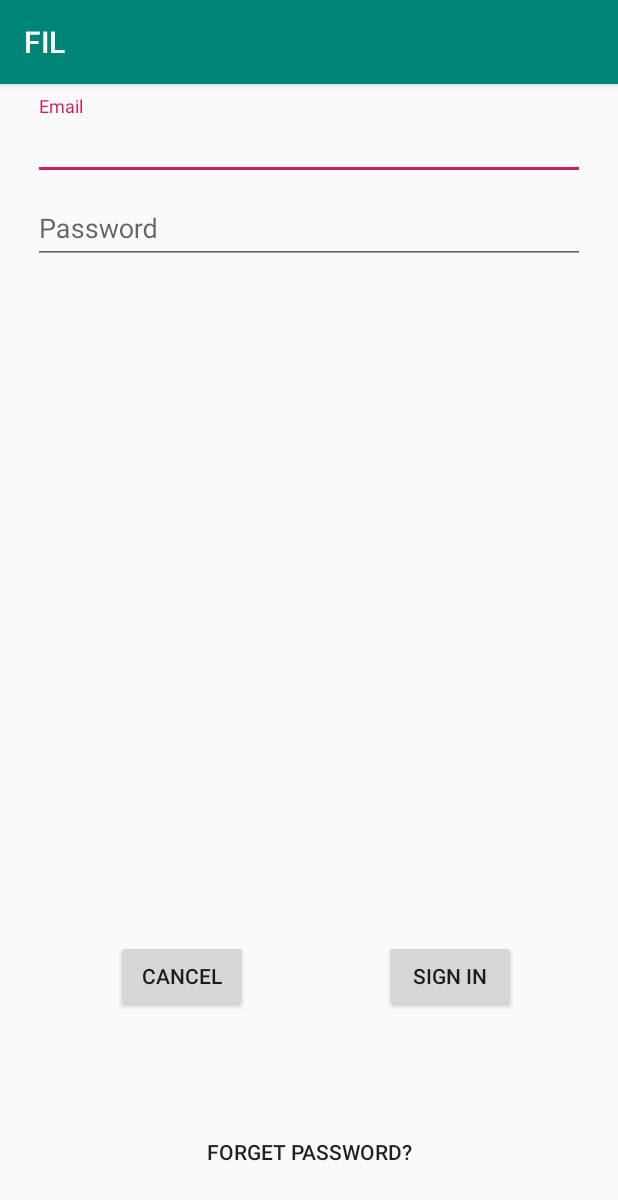
After one commit to Nuwan94/FIL, an Android app: the SignInActivity screen opened directly, with no data from a screen before it, on a phone screen of 412 x 824 dp. The commit adds this screen. Shown: the top 1200 px of the screen. Run offline under Robolectric (Android 15) with nearby library versions, the phone set to English and light mode, and no system bars; our stand-ins replace Firebase (no records; nobody signed in at launch, a user with empty details on screens opened directly); 1 statement that could not run was skipped.

Commit message:
Login Feature

```diff
--- a/app/src/main/AndroidManifest.xml
+++ b/app/src/main/AndroidManifest.xml
@@ -19,7 +19,8 @@
                 <category android:name="android.intent.category.LAUNCHER" />
             </intent-filter>
         </activity>
-        <activity android:name=".SignUpActivity"></activity>
+        <activity android:name=".SignUpActivity" />
+        <activity android:name=".SignInActivity"></activity>
     </application>
 
 </manifest>
--- /dev/null
+++ b/app/src/main/java/com/fil/SignInActivity.java
@@ -0,0 +1,116 @@
+package com.fil;
+
+import android.app.ProgressDialog;
+import android.content.Intent;
+import android.support.annotation.NonNull;
+import android.support.design.widget.TextInputEditText;
+import android.support.v7.app.AppCompatActivity;
+import android.os.Bundle;
+import android.text.TextUtils;
+import android.util.Log;
+import android.view.View;
+import android.widget.Button;
+import android.widget.Toast;
+
+import com.google.android.gms.tasks.OnCompleteListener;
+import com.google.android.gms.tasks.Task;
+import com.google.firebase.auth.AuthResult;
+import com.google.firebase.auth.FirebaseAuth;
+import com.google.firebase.auth.FirebaseUser;
+import com.google.firebase.database.DatabaseReference;
+import com.google.firebase.database.FirebaseDatabase;
+import com.google.firebase.iid.FirebaseInstanceId;
+
+public class SignInActivity extends AppCompatActivity {
+
+    public TextInputEditText userInputEmail;
+    public TextInputEditText userInputPassward;
+
+    public Button btnCancel;
+    public Button btnSignUp;
+
+    private DatabaseReference userDatabase;
+
+    private ProgressDialog logProgressDialog;
+
+    private FirebaseAuth mAuth;
+
+
+    @Override
+    protected void onCreate(Bundle savedInstanceState) {
+        super.onCreate(savedInstanceState);
+        setContentView(R.layout.activity_sign_in);
+
+        mAuth = FirebaseAuth.getInstance();
+
+        userInputEmail = findViewById(R.id.textInputEmail);
+        userInputPassward = findViewById(R.id.textInputPassword);
+
+        userDatabase = FirebaseDatabase.getInstance().getReference().child("Users");
+
+
+
+        btnSignUp.setOnClickListener(new View.OnClickListener() {
+            @Override
+            public void onClick(View view) {
+
+                String email = userInputEmail.getEditableText().toString();
+                String password = userInputPassward.getEditableText().toString();
+
+                if(!TextUtils.isEmpty(email) || !TextUtils.isEmpty(password)){
+                    loginUser(email, password);
+                }
+            }
+        });
+
+
+
+//                    logProgressDialog.setTitle("Loging In");
+//                    logProgressDialog.setMessage("Please wait for a moment");
+//                    logProgressDialog.setCanceledOnTouchOutside(false);
+
+
+    }
+
+    private void loginUser (String email,String password) {
+
+        mAuth.signInWithEmailAndPassword(email, password).addOnCompleteListener(this, new OnCompleteListener<AuthResult>() {
+            @Override
+            public void onComplete(@NonNull Task<AuthResult> task) {
+                if (task.isSuccessful()) {
+
+                    logProgressDialog.dismiss();
+                    String currentUserID = mAuth.getCurrentUser().getUid();
+                    String deviceTokenID = FirebaseInstanceId.getInstance().getToken();
+
+                    userDatabase.child(currentUserID).child("DeviceToken").setValue(deviceTokenID).addOnCompleteListener(new OnCompleteListener<Void>() {
+                        @Override
+                        public void onComplete(@NonNull Task<Void> task) {
+                            Intent mainIntent = new Intent(SignInActivity.this,MainActivity.class);
+                            mainIntent.addFlags(Intent.FLAG_ACTIVITY_NEW_TASK);
+                            startActivity(mainIntent);
+                            Toast.makeText(SignInActivity.this, "Authentication succeded .",Toast.LENGTH_SHORT).show();
+
+                            finish();
+                        }
+                    });
+
+                    // Sign in success, update UI with the signed-in user's information
+
+                    FirebaseUser user = mAuth.getCurrentUser();
+
+                } else {
+                    // If sign in fails, display a message to the user.
+                    Log.w( "signInWithEmail:failure", task.getException());
+                    Toast.makeText(SignInActivity.this, "Authentication failed. Please Recheck your Email and Password",Toast.LENGTH_SHORT).show();
+
+                }
+
+
+            }
+        });
+    }
+
+
+
+}
--- /dev/null
+++ b/app/src/main/res/layout/activity_sign_in.xml
@@ -0,0 +1,85 @@
+<?xml version="1.0" encoding="utf-8"?>
+<android.support.constraint.ConstraintLayout xmlns:android="http://schemas.android.com/apk/res/android"
+    xmlns:app="http://schemas.android.com/apk/res-auto"
+    xmlns:tools="http://schemas.android.com/tools"
+    android:layout_width="match_parent"
+    android:layout_height="match_parent"
+    tools:context=".SignInActivity">
+
+    <Button
+        android:id="@+id/buttonCancel"
+        android:layout_width="wrap_content"
+        android:layout_height="wrap_content"
+        android:layout_marginStart="8dp"
+        android:layout_marginTop="8dp"
+        android:layout_marginEnd="8dp"
+        android:layout_marginBottom="8dp"
+        android:text="Cancel"
+        app:layout_constraintBottom_toTopOf="@+id/button3"
+        app:layout_constraintEnd_toStartOf="@+id/buttonSignIn"
+        app:layout_constraintHorizontal_bias="0.454"
+        app:layout_constraintStart_toStartOf="parent"
+        app:layout_constraintTop_toTopOf="parent"
+        app:layout_constraintVertical_bias="0.902" />
+
+    <Button
+        android:id="@+id/buttonSignIn"
+        android:layout_width="wrap_content"
+        android:layout_height="wrap_content"
+        android:layout_marginTop="8dp"
+        android:layout_marginEnd="68dp"
+        android:layout_marginBottom="8dp"
+        android:text="Sign In"
+        app:layout_constraintBottom_toTopOf="@+id/button3"
+        app:layout_constraintEnd_toEndOf="parent"
+        app:layout_constraintTop_toTopOf="parent"
+        app:layout_constraintVertical_bias="0.902" />
+
+    <Button
+        android:id="@+id/button3"
+        style="@style/Widget.AppCompat.Button.Borderless"
+        android:layout_width="wrap_content"
+        android:layout_height="wrap_content"
+        android:layout_marginStart="8dp"
+        android:layout_marginEnd="8dp"
+        android:layout_marginBottom="32dp"
+        android:text="Forget Password?"
+        app:layout_constraintBottom_toBottomOf="parent"
+        app:layout_constraintEnd_toEndOf="parent"
+        app:layout_constraintStart_toStartOf="parent" />
+
+    <android.support.design.widget.TextInputLayout
+        android:id="@+id/textInputLayoutEmail"
+        android:layout_width="368dp"
+        android:layout_height="wrap_content"
+        android:layout_marginStart="8dp"
+        android:layout_marginTop="8dp"
+        android:layout_marginEnd="8dp"
+        app:layout_constraintEnd_toEndOf="parent"
+        app:layout_constraintStart_toStartOf="parent"
+        app:layout_constraintTop_toTopOf="parent">
+
+        <android.support.design.widget.TextInputEditText
+            android:id="@+id/textInputEmail"
+            android:layout_width="match_parent"
+            android:layout_height="wrap_content"
+            android:hint="Email" />
+    </android.support.design.widget.TextInputLayout>
+
+    <android.support.design.widget.TextInputLayout
+        android:layout_width="368dp"
+        android:layout_height="wrap_content"
+        android:layout_marginStart="8dp"
+        android:layout_marginEnd="8dp"
+        app:layout_constraintEnd_toEndOf="parent"
+        app:layout_constraintStart_toStartOf="parent"
+        app:layout_constraintTop_toBottomOf="@+id/textInputLayoutEmail">
+
+        <android.support.design.widget.TextInputEditText
+            android:id="@+id/textInputPassword"
+            android:layout_width="match_parent"
+            android:layout_height="wrap_content"
+            android:hint="Password"
+            android:inputType="textPassword"/>
+    </android.support.design.widget.TextInputLayout>
+</android.support.constraint.ConstraintLayout>
```
Also changed, not shown: app/src/main/java/com/fil/MainActivity.java (+22 -3 lines), app/src/main/res/layout/activity_sign_up.xml (+41 -105 lines), app/src/main/res/layout/content_main.xml (+21 -2 lines).
